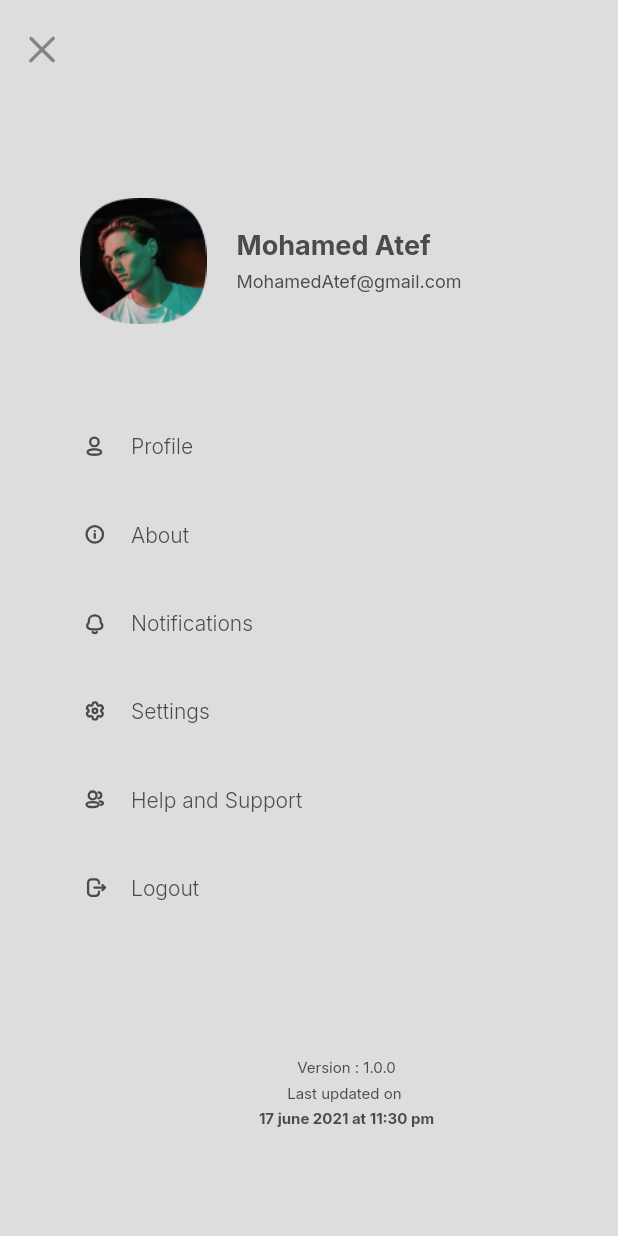
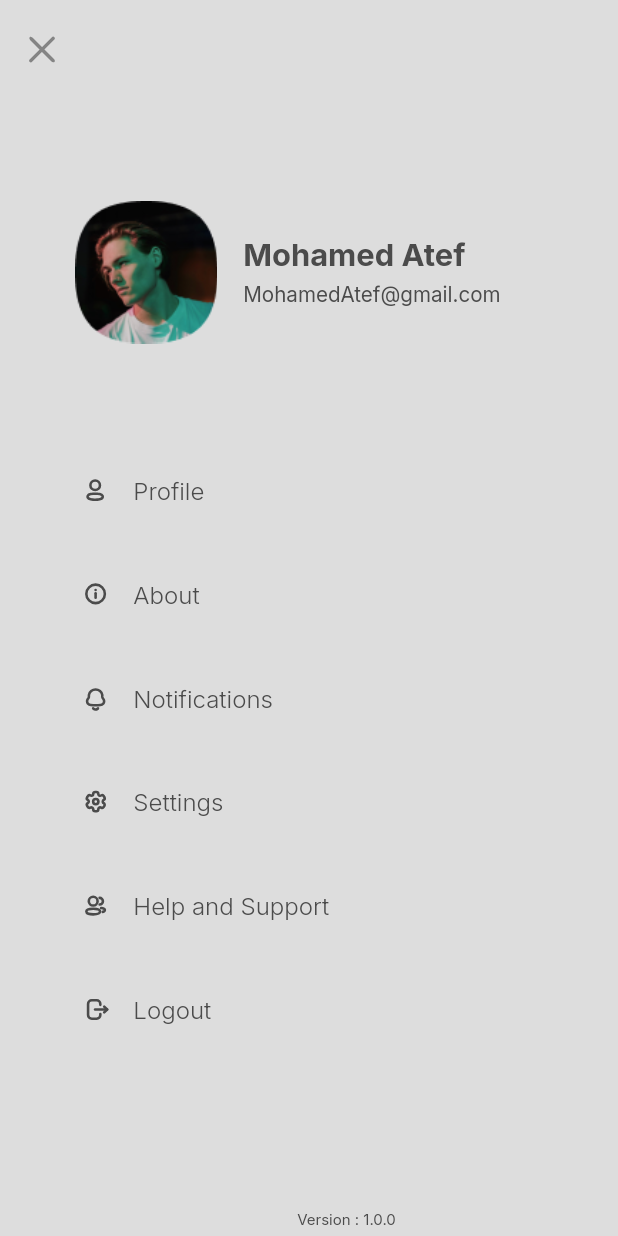
Before and after one commit to MohamedAtef21/Driver-Behavior, a Flutter app: the screen it shows after launch, after a tap on an icon or button, on a phone screen of 412 x 824 dp. Run offline on Flutter 3.47's test engine with Material 2 defaults, Android fonts, the phone set to English and light mode, and no system bars; our stand-ins replace fl_chart, flutter_screenutil, flutter_svg, google_fonts, percent_indicator.

Commit message:
fixing the font size overflow

```diff
--- a/lib/main.dart
+++ b/lib/main.dart
@@ -13,7 +13,7 @@ class MainPage extends StatelessWidget {
   @override
   Widget build(BuildContext context) {
     return ScreenUtilInit(
-      designSize: const Size(375, 812),
+      designSize: const Size(360, 690),
       builder: (context, child) {
         return MaterialApp(
           title: "Drive Safe",
--- a/lib/screens/bottom_navigation/pages/dashboard.dart
+++ b/lib/screens/bottom_navigation/pages/dashboard.dart
@@ -68,7 +68,7 @@ class DashBoardView extends StatelessWidget {
                           Text(
                             "Welcome, Mohamed ",
                             style: GoogleFonts.inter(
-                                fontSize: 21, color: const Color(0xffDDDDDD)),
+                                fontSize: 21.sp, color: const Color(0xffDDDDDD)),
                           ),
                           SizedBox(height: 5.h),
                           Row(
@@ -76,7 +76,7 @@ class DashBoardView extends StatelessWidget {
                               Text(
                                 "Check your Overall Trip Performance ",
                                 style: GoogleFonts.inter(
-                                    fontSize: 12,
+                                    fontSize: 12.sp,
                                     color: const Color(0xffDDDDDD)),
                               ),
                               SvgPicture.asset("assets/icons/arrow_right.svg"),
--- a/lib/screens/bottom_navigation/pages/profile.dart
+++ b/lib/screens/bottom_navigation/pages/profile.dart
@@ -52,7 +52,7 @@ class ProfileView extends StatelessWidget {
                   Text(
                     "Driver Profiles",
                     style: GoogleFonts.inter(
-                        fontSize: 14,
+                        fontSize: 14.sp,
                         fontWeight: FontWeight.w600,
                         color: const Color(0xff4B4B4B)),
                   ),
--- a/lib/screens/bottom_navigation/view.dart
+++ b/lib/screens/bottom_navigation/view.dart
@@ -107,7 +107,7 @@ class _ItemBottom extends StatelessWidget {
                 Text(
                   title,
                   style: GoogleFonts.inter(
-                    fontSize: 10,
+                    fontSize: 10.sp,
                     fontWeight: FontWeight.w500,
                     color: isSelected ? const Color(0xff121212) : const Color(0xff4B4B4B),
                   ),
--- a/lib/screens/core/design/trip_details.dart
+++ b/lib/screens/core/design/trip_details.dart
@@ -34,8 +34,8 @@ class TripDetailsView extends StatelessWidget {
     return Material(
       elevation: 5,
       shadowColor: const Color(0xff5A6CEA).withOpacity(.4),
-      borderRadius: const BorderRadius.all(
-        Radius.circular(20),
+      borderRadius: BorderRadius.all(
+        Radius.circular(20.r),
       ),
       child: Container(
         height: 246.h,
@@ -60,7 +60,7 @@ class TripDetailsView extends StatelessWidget {
                           Text(
                             goingFrom,
                             style: GoogleFonts.inter(
-                              fontSize: 12,
+                              fontSize: 12.sp,
                               fontWeight: FontWeight.w300,
                               color: const Color(0xff121212),
                             ),
@@ -69,7 +69,7 @@ class TripDetailsView extends StatelessWidget {
                           Text(
                             goingTo,
                             style: GoogleFonts.inter(
-                              fontSize: 12,
+                              fontSize: 12.sp,
                               fontWeight: FontWeight.w300,
                               color: const Color(0xff121212),
                             ),
@@ -80,7 +80,7 @@ class TripDetailsView extends StatelessWidget {
                   ),
                   SizedBox(width: 190.w),
                   CircularPercentIndicator(
-                    radius: 20,
+                    radius: 20.r,
                     percent: percentAVG,
                     progressColor: percentColor,
                     backgroundColor: Colors.transparent,
@@ -88,7 +88,7 @@ class TripDetailsView extends StatelessWidget {
                     center: Text(
                       "$percent%",
                       style: GoogleFonts.inter(
-                          fontSize: 10,
+                          fontSize: 10.sp,
                           fontWeight: FontWeight.w800,
                           color: const Color(0xff848484)),
                     ),
@@ -108,7 +108,7 @@ class TripDetailsView extends StatelessWidget {
                   Text(
                     "Total Alerts : $totalAlerts ",
                     style: GoogleFonts.inter(
-                      fontSize: 12,
+                      fontSize: 12.sp,
                       fontWeight: FontWeight.w500,
                       color: const Color(0xff4B4B4B),
                     ),
@@ -123,7 +123,7 @@ class TripDetailsView extends StatelessWidget {
                   Text(
                     perf,
                     style: GoogleFonts.inter(
-                      fontSize: 12,
+                      fontSize: 12.sp,
                       fontWeight: FontWeight.w500,
                       color: const Color(0xff4B4B4B),
                     ),
--- a/lib/screens/core/design/trip_diagnose.dart
+++ b/lib/screens/core/design/trip_diagnose.dart
@@ -24,14 +24,14 @@ class TripDiagnoseView extends StatelessWidget {
               crossAxisAlignment: CrossAxisAlignment.center,
               children: [
                 Text(totalDeist,style: GoogleFonts.inter(
-                  fontSize: 15,
+                  fontSize: 15.sp,
                   fontWeight: FontWeight.w500,
                   color: const Color(0xffF1F1F1),
                 ),
                 ),
                 SizedBox(height: 5.h),
                 Text("Total Distance",style: GoogleFonts.inter(
-                  fontSize: 10,
+                  fontSize: 10.sp,
                   fontWeight: FontWeight.normal,
                   color: const Color(0xffF1F1F1),
                 ),
@@ -48,14 +48,14 @@ class TripDiagnoseView extends StatelessWidget {
               crossAxisAlignment: CrossAxisAlignment.center,
               children: [
                 Text(totalTime,style: GoogleFonts.inter(
-                  fontSize: 15,
+                  fontSize: 15.sp,
                   fontWeight: FontWeight.w500,
                   color: const Color(0xffF1F1F1),
                 ),
                 ),
                 SizedBox(height: 5.h),
                 Text("Time",style: GoogleFonts.inter(
-                  fontSize: 10,
+                  fontSize: 10.sp,
                   fontWeight: FontWeight.normal,
                   color: const Color(0xffF1F1F1),
                 ),
@@ -72,14 +72,14 @@ class TripDiagnoseView extends StatelessWidget {
               crossAxisAlignment: CrossAxisAlignment.center,
               children: [
                 Text(highSpeed,style: GoogleFonts.inter(
-                  fontSize: 15,
+                  fontSize: 15.sp,
                   fontWeight: FontWeight.w500,
                   color: const Color(0xffF1F1F1),
                 ),
                 ),
                 SizedBox(height: 5.h),
                 Text("Highest Speed",style: GoogleFonts.inter(
-                  fontSize: 10,
+                  fontSize: 10.sp,
                   fontWeight: FontWeight.normal,
                   color: const Color(0xffF1F1F1),
                 ),
--- a/lib/screens/menu/view.dart
+++ b/lib/screens/menu/view.dart
@@ -41,7 +41,7 @@ class MenuView extends StatelessWidget {
                     Text(
                       "Mohamed Atef",
                       style: GoogleFonts.inter(
-                        fontSize: 18,
+                        fontSize: 18.sp,
                         fontWeight: FontWeight.bold,
                         color: const Color(0xff4B4B4B),
                       ),
@@ -50,7 +50,7 @@ class MenuView extends StatelessWidget {
                     Text(
                       "MohamedAtef@gmail.com",
                       style: GoogleFonts.inter(
-                        fontSize: 12,
+                        fontSize: 12.sp,
                         fontWeight: FontWeight.normal,
                         color: const Color(0xff4B4B4B),
                       ),
@@ -71,7 +71,7 @@ class MenuView extends StatelessWidget {
                 Text(
                   "Profile",
                   style: GoogleFonts.inter(
-                    fontSize: 14,
+                    fontSize: 14.sp,
                     fontWeight: FontWeight.w300,
                     color: const Color(0xff4B4B4B),
                   ),
@@ -90,7 +90,7 @@ class MenuView extends StatelessWidget {
                 Text(
                   "About",
                   style: GoogleFonts.inter(
-                    fontSize: 14,
+                    fontSize: 14.sp,
                     fontWeight: FontWeight.w300,
                     color: const Color(0xff4B4B4B),
                   ),
@@ -109,7 +109,7 @@ class MenuView extends StatelessWidget {
                 Text(
                   "Notifications",
                   style: GoogleFonts.inter(
-                    fontSize: 14,
+                    fontSize: 14.sp,
                     fontWeight: FontWeight.w300,
                     color: const Color(0xff4B4B4B),
                   ),
@@ -128,7 +128,7 @@ class MenuView extends StatelessWidget {
                 Text(
                   "Settings",
                   style: GoogleFonts.inter(
-                    fontSize: 14,
+                    fontSize: 14.sp,
                     fontWeight: FontWeight.w300,
                     color: const Color(0xff4B4B4B),
                   ),
@@ -147,7 +147,7 @@ class MenuView extends StatelessWidget {
                 Text(
                   "Help and Support",
                   style: GoogleFonts.inter(
-                    fontSize: 14,
+                    fontSize: 14.sp,
                     fontWeight: FontWeight.w300,
                     color: const Color(0xff4B4B4B),
                   ),
@@ -166,7 +166,7 @@ class MenuView extends StatelessWidget {
                 Text(
                   "Logout",
                   style: GoogleFonts.inter(
-                    fontSize: 14,
+                    fontSize: 14.sp,
                     fontWeight: FontWeight.w300,
                     color: const Color(0xff4B4B4B),
                   ),
@@ -192,7 +192,7 @@ class MenuView extends StatelessWidget {
                   Text(
                     "17 june 2021 at 11:30 pm",
                     style: GoogleFonts.inter(
-                        fontSize: 10,
+                        fontSize: 10.sp,
                         fontWeight: FontWeight.bold,
                         color: const Color(0xff4B4B4B)),
                   ),
--- a/lib/screens/splach_screen/view.dart
+++ b/lib/screens/splach_screen/view.dart
@@ -37,7 +37,7 @@ class _SplashScreenViewState extends State<SplashScreenView> {
             Text(
               "DriveSafe",
               style: GoogleFonts.montserrat(
-                fontSize: 28,
+                fontSize: 28.sp,
                 fontWeight: FontWeight.w800,
                 color: const Color(0xffDDDDDD),
               )
@@ -46,7 +46,7 @@ class _SplashScreenViewState extends State<SplashScreenView> {
             Text(
               "Because, It pays off ",
               style: GoogleFonts.montserrat(
-                fontSize: 14,
+                fontSize: 14.sp,
                 fontWeight: FontWeight.normal,
                 color: const Color(0xffDDDDDD),
               ),
```
Also changed, not shown: lib/screens/bottom_navigation/pages/report.dart (+14 -14 lines), lib/screens/core/design/driver_profile.dart (+6 -6 lines).
